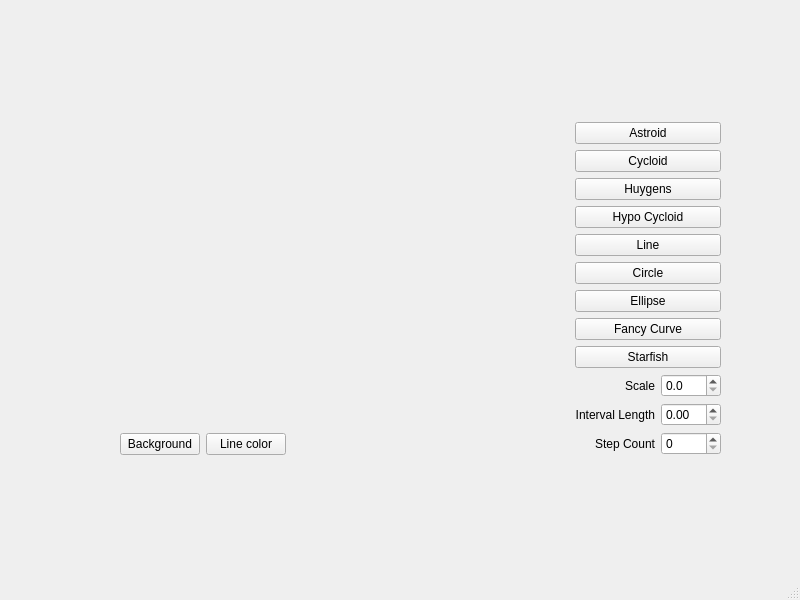
First picture: the form in mainwindow.ui, repository umerm64/QtCurvesCpp, before the edit.
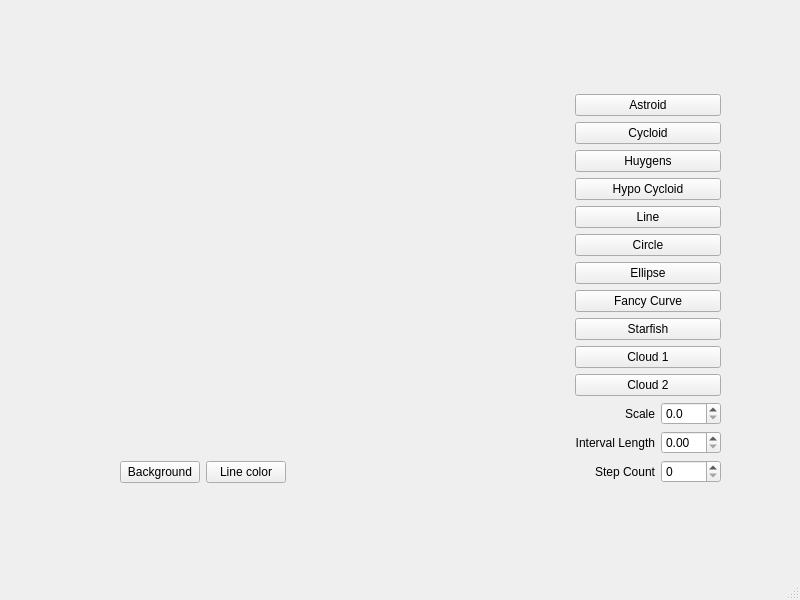
Second picture: the form after the edit. Custom widgets are drawn as their Qt base class.

Commit message: Add cloud shapes

Diff of the .ui file:
```diff
--- a/mainwindow.ui
+++ b/mainwindow.ui
@@ -127,6 +127,20 @@
          </property>
         </widget>
        </item>
+       <item>
+        <widget class="QPushButton" name="btnCloud1">
+         <property name="text">
+          <string>Cloud 1</string>
+         </property>
+        </widget>
+       </item>
+       <item>
+        <widget class="QPushButton" name="btnCloud2">
+         <property name="text">
+          <string>Cloud 2</string>
+         </property>
+        </widget>
+       </item>
        <item>
         <layout class="QHBoxLayout" name="horizontalLayout">
          <item>
```
The commit also changes 5 other files.
